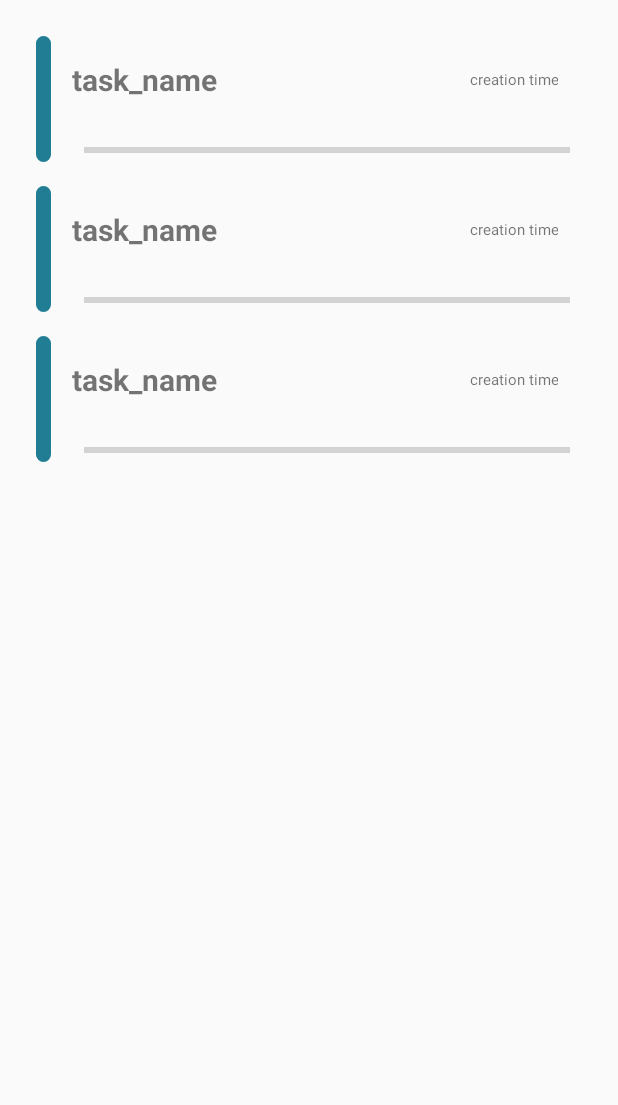
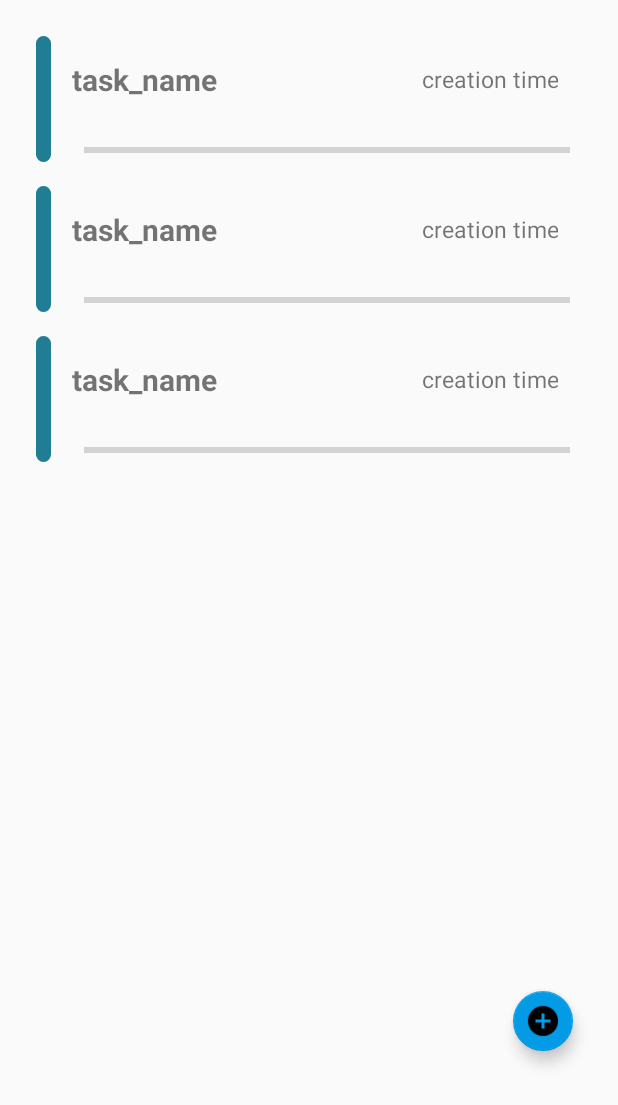
Before and after one commit to nahuel-cci/1erParcial, an Android app: the layout activity_user.xml on its own in the app's theme, with its tools: preview values and no code run, on a phone screen of 412 x 824 dp. Shown: the top 1105 px of the screen. Run offline under Robolectric (Android 15) with nearby library versions, the phone set to English and light mode, and no system bars.

Commit message:
Se agrega add icon

```diff
--- a/Share/app/build.gradle
+++ b/Share/app/build.gradle
@@ -33,8 +33,10 @@ dependencies {
     // FirebaseUI for Firebase Realtime Database
     compile 'com.firebaseui:firebase-ui-database:3.1.0'
     compile 'com.android.support:recyclerview-v7:25.3.1'
+    compile 'com.android.support:design:25.3.1'
 }
 
 
 
+
 apply plugin: 'com.google.gms.google-services'
--- a/Share/app/src/main/AndroidManifest.xml
+++ b/Share/app/src/main/AndroidManifest.xml
@@ -16,7 +16,8 @@
                 <category android:name="android.intent.category.LAUNCHER" />
             </intent-filter>
         </activity>
-        <activity android:name=".UserActivity"></activity>
+        <activity android:name=".UserActivity" />
+        <activity android:name=".AddTaskActivity"></activity>
     </application>
 
 </manifest>
--- a/Share/app/src/main/res/layout/activity_user.xml
+++ b/Share/app/src/main/res/layout/activity_user.xml
@@ -15,11 +15,28 @@
         android:id="@+id/messagesList"
         android:layout_width="match_parent"
         android:layout_height="match_parent"
+        android:layout_alignParentLeft="true"
         android:layout_alignParentStart="true"
-        android:layout_alignParentLeft="true"
         android:layout_alignParentTop="true"
         android:clipToPadding="false"
         android:padding="16dp"
+        tools:layout_editor_absoluteX="0dp"
+        tools:layout_editor_absoluteY="0dp"
         tools:listitem="@layout/task" />
 
+    <android.support.design.widget.FloatingActionButton
+        android:id="@+id/fab_add_task"
+        android:layout_width="wrap_content"
+        android:layout_height="wrap_content"
+        android:layout_marginBottom="8dp"
+        android:layout_marginRight="30dp"
+        android:layout_marginTop="8dp"
+        android:src="@drawable/ic_add_circle_black_24dp"
+        app:backgroundTint="@color/colorPrimary"
+        app:fabSize="mini"
+        app:layout_constraintBottom_toBottomOf="parent"
+        app:layout_constraintRight_toRightOf="parent"
+        app:layout_constraintTop_toTopOf="parent"
+        app:layout_constraintVertical_bias="0.85" />
+
 </android.support.constraint.ConstraintLayout>
--- a/Share/app/src/main/res/layout/task.xml
+++ b/Share/app/src/main/res/layout/task.xml
@@ -5,7 +5,8 @@
     android:layout_width="match_parent"
     android:layout_height="100dp"
     android:paddingTop="8dp"
-    android:paddingBottom="8dp">
+    android:paddingBottom="8dp"
+    android:id="@+id/relative_layout">
 
     <View
         android:id="@+id/rectangle_view"
@@ -25,7 +26,9 @@
         android:layout_weight="1"
         android:contextClickable="false"
         android:paddingLeft="8dp"
-        app:layout_constraintBottom_toBottomOf="parent" />
+        app:layout_constraintBottom_toBottomOf="parent"
+        android:progressTint="@color/runningState"/>
+
 
     <TextView
         android:id="@+id/task_name"
@@ -43,8 +46,9 @@
 
     <TextView
         android:id="@+id/creation_time"
-        android:layout_width="94dp"
+        android:layout_width="wrap_content"
         android:layout_height="58dp"
+        android:layout_alignBottom="@+id/task_name"
         android:layout_alignParentEnd="true"
         android:layout_alignParentTop="true"
         android:layout_marginEnd="16dp"
@@ -52,7 +56,7 @@
         android:gravity="right|center_vertical"
         android:paddingRight="8dp"
         android:text="creation time"
-        android:textSize="10dp"
+        android:textSize="15dp"
         android:textStyle="normal" />
 
 </RelativeLayout>
--- a/Share/app/src/main/res/values/colors.xml
+++ b/Share/app/src/main/res/values/colors.xml
@@ -2,10 +2,13 @@
 <resources>
     <color name="colorPrimary">#039BE5</color>
     <color name="colorPrimaryDark">#0288D1</color>
+    <color name="colorPrimaryDark2">#FF007FBD</color>
     <color name="colorAccent">#FFA000</color>
 
+    <color name="runningState">#ff207d94</color>
     <color name="grey_100">#F5F5F5</color>
     <color name="grey_300">#E0E0E0</color>
+    <color name="grey_500">#FFB8B8B8</color>
 </resources>
 
     <!--<?xml version="1.0" encoding="utf-8"?>
```
Also changed, not shown: Share/app/src/main/java/com/example/nahuel/share/AddTaskActivity.java (added, +13 -0 lines), Share/app/src/main/java/com/example/nahuel/share/Task.java (+5 -5 lines), Share/app/src/main/java/com/example/nahuel/share/TaskHolder.java (+16 -9 lines), Share/app/src/main/java/com/example/nahuel/share/UserActivity.java (+12 -58 lines), Share/app/src/main/res/layout/activity_add_task.xml (added, +9 -0 lines), Share/app/src/main/res/drawable/ic_add_circle_black_24dp.png (added).
